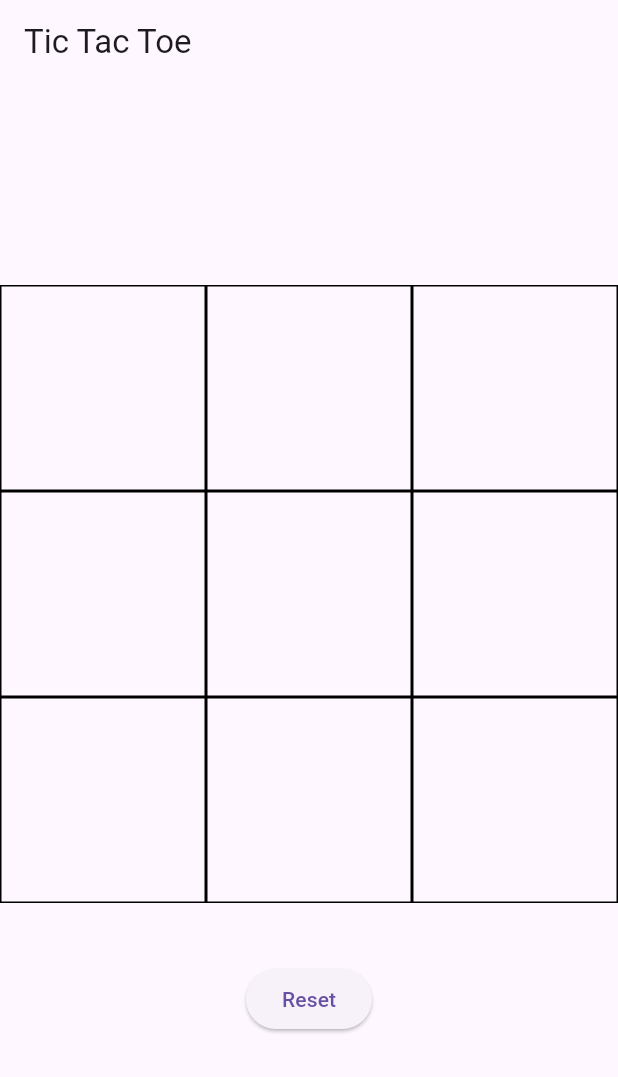
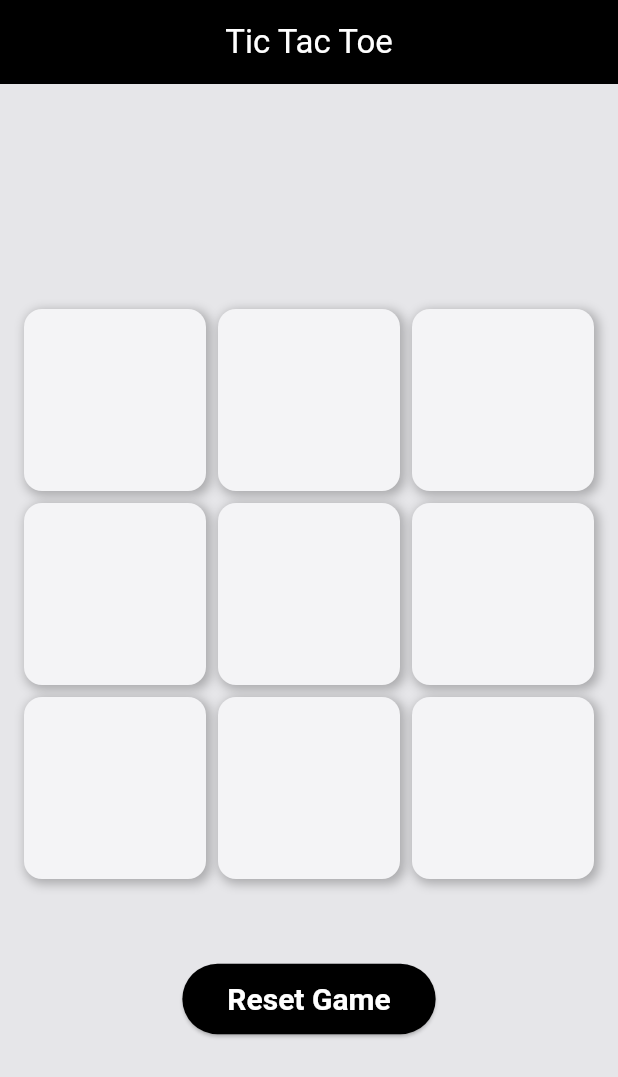
Before and after one commit to HarshiSharma04/Prasunet_AD_04, a Flutter app: the screen it shows after launch, on a phone screen of 412 x 824 dp. Shown: the top 1077 px of the screen. Run offline on Flutter 3.47's test engine with Material 3 defaults, Android fonts, the phone set to English and light mode, and no system bars.

Commit message:
first commit

```diff
--- a/lib/main.dart
+++ b/lib/main.dart
@@ -14,6 +14,12 @@ class TicTacToeApp extends StatelessWidget {
       child: MaterialApp(
         home: TicTacToeScreen(),
         debugShowCheckedModeBanner: false,
+        theme: ThemeData(
+          scaffoldBackgroundColor: Color(0xFFE6E6E9),
+          primaryColor: Color(0xFF000000),
+          hintColor: Color(0xFF66666E),
+          visualDensity: VisualDensity.adaptivePlatformDensity,
+        ),
       ),
     );
   }
@@ -24,7 +30,9 @@ class TicTacToeScreen extends StatelessWidget {
   Widget build(BuildContext context) {
     return Scaffold(
       appBar: AppBar(
-        title: Text('Tic Tac Toe'),
+        backgroundColor: Colors.black,
+        title: Text('Tic Tac Toe', style: TextStyle(color: Colors.white),),
+        centerTitle: true,
       ),
       body: Column(
         mainAxisAlignment: MainAxisAlignment.center,
@@ -43,10 +51,15 @@ class Board extends StatelessWidget {
   Widget build(BuildContext context) {
     return Consumer<GameLogic>(
       builder: (context, game, child) {
-        return GridView.builder(
-          shrinkWrap: true,
+        return Container(
+          padding: EdgeInsets.all(16.0),
+          child: AspectRatio(
+            aspectRatio: 1,
+            child: GridView.builder(
               gridDelegate: SliverGridDelegateWithFixedCrossAxisCount(
                 crossAxisCount: 3,
+                crossAxisSpacing: 8.0,
+                mainAxisSpacing: 8.0,
               ),
               itemCount: 9,
               itemBuilder: (context, index) {
@@ -56,17 +69,32 @@ class Board extends StatelessWidget {
                   },
                   child: Container(
                     decoration: BoxDecoration(
-                  border: Border.all(color: Colors.black),
+                      color: Color(0xFFF4F4F6),
+                      borderRadius: BorderRadius.circular(12),
+                      boxShadow: [
+                        BoxShadow(
+                          color: Colors.black26,
+                          blurRadius: 5.0,
+                          spreadRadius: 1.0,
+                          offset: Offset(2.0, 2.0),
+                        ),
+                      ],
                     ),
                     child: Center(
                       child: Text(
                         game.board[index],
-                    style: TextStyle(fontSize: 40),
+                        style: TextStyle(
+                          fontSize: 60,
+                          fontWeight: FontWeight.bold,
+                          color: game.board[index] == 'X' ? Color(0xFF9999A1) : Color(0xFF66666E),
+                        ),
                       ),
                     ),
                   ),
                 );
               },
+            ),
+          ),
         );
       },
     );
@@ -83,14 +111,27 @@ class ResetButton extends StatelessWidget {
             if (game.winner.isNotEmpty)
               Text(
                 '${game.winner} Wins!',
-                style: TextStyle(fontSize: 30, fontWeight: FontWeight.bold),
+                style: TextStyle(
+                  fontSize: 30,
+                  fontWeight: FontWeight.bold,
+                  color: Color(0xFF9999A1),
+                ),
               ),
             SizedBox(height: 20),
             ElevatedButton(
               onPressed: () {
                 game.resetGame();
               },
-              child: Text('Reset'),
+              style: ElevatedButton.styleFrom(
+                backgroundColor: Color(0xFF000000),
+                padding: EdgeInsets.symmetric(horizontal: 30, vertical: 12),
+                textStyle: TextStyle(
+                  fontSize: 20,
+                  fontWeight: FontWeight.bold,
+                  color: Colors.white,
+                ),
+              ),
+              child: Text('Reset Game', style: TextStyle(color: Colors.white),),
             ),
           ],
         );
```
Lines whose indentation alone changed are shown as unchanged.
